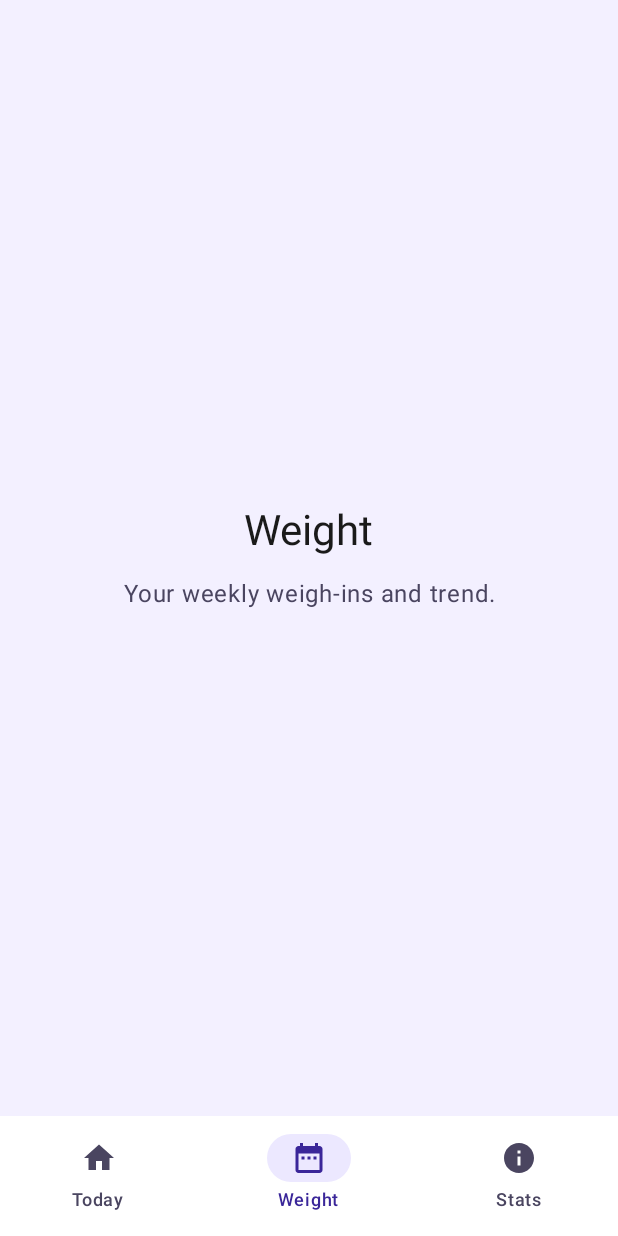
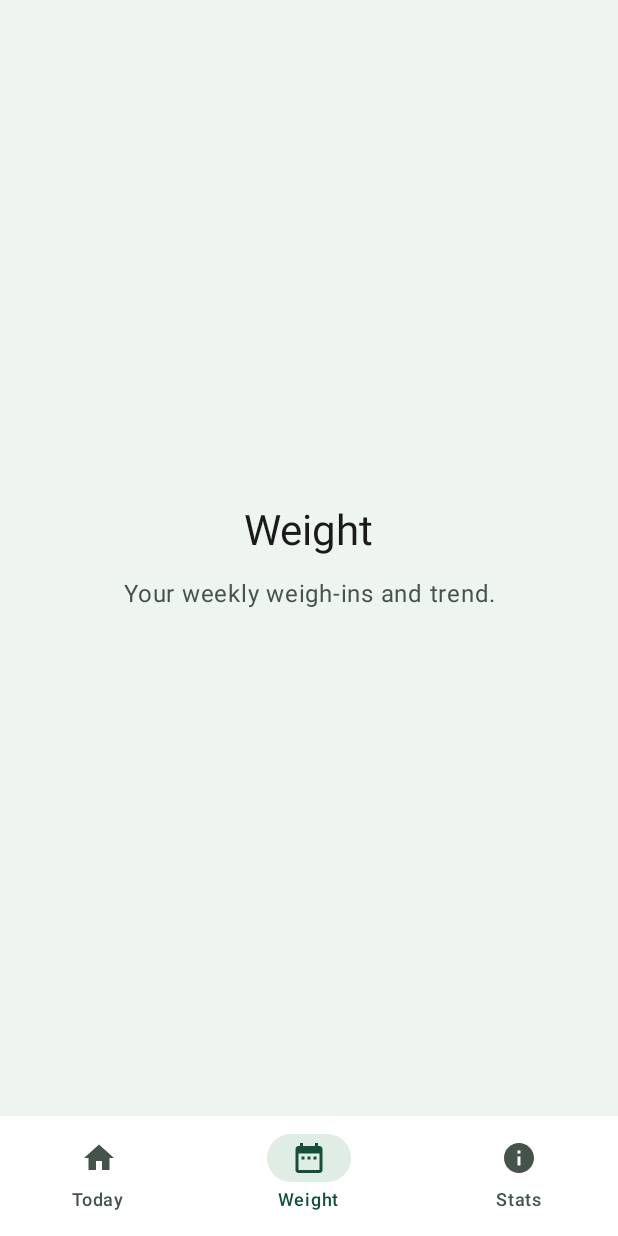
Before and after one commit to JGD-1/food-diary, an Android app built with Jetpack Compose: the screen it shows after launch (MainActivity), item 2 of the bottom bar chosen, on a phone screen of 412 x 824 dp. Run offline under Robolectric (Android 15) with nearby library versions, the phone set to English and light mode, and no system bars; our stand-ins replace Dagger/Hilt's generated code.

Commit message:
Switch colours to Forest green from the design review
Co-Authored-By: Claude Opus 5.5 (1M context) <noreply@anthropic.com>
Claude-Session: https://claude.ai/code/session_01F8kAQ18ZgF6gMMNY3564ib

```diff
--- a/app/src/main/res/values/themes.xml
+++ b/app/src/main/res/values/themes.xml
@@ -3,6 +3,6 @@
     <style name="Theme.FoodDiary" parent="android:Theme.Material.Light.NoActionBar">
         <item name="android:windowBackground">@color/background</item>
     </style>
-    <color name="background">#F3F0FF</color>
-    <color name="accent">#5B3FD9</color>
+    <color name="background">#EEF4EF</color>
+    <color name="accent">#1F6F50</color>
 </resources>
--- a/core/ui/src/main/kotlin/nl/guido/foodtracker/core/ui/Theme.kt
+++ b/core/ui/src/main/kotlin/nl/guido/foodtracker/core/ui/Theme.kt
@@ -6,20 +6,20 @@ import androidx.compose.runtime.Composable
 import androidx.compose.ui.graphics.Color
 
 /**
- * Colours from the chosen design (design canvas, top row).
+ * Colours: "Forest green", chosen in the design review (decisions.md, 9 Oct 2026).
  * One accent colour, and no red anywhere: even Material's "error" colour is the accent,
  * so nothing in the app ever reads as a warning.
  */
 object FoodColors {
-    val Accent = Color(0xFF5B3FD9)
-    val AccentStrong = Color(0xFF3A2699)   // text on soft accent backgrounds
-    val AccentSoft = Color(0xFFECE8FF)     // "Again" button, selected tab
-    val AccentTrack = Color(0xFFDCD5FF)    // empty part of the ring
-    val AccentOutline = Color(0xFFB9AEF0)  // dashed "Add dinner" outline
-    val Background = Color(0xFFF3F0FF)
-    val Surface = Color(0xFFFFFFFF)
+    val Accent = Color(0xFF1F6F50)         // buttons, ring, graphs
+    val AccentStrong = Color(0xFF164F39)   // text on tinted backgrounds
+    val AccentSoft = Color(0xFFE0EDE4)     // tint: "Again" chips, selected tab
+    val AccentTrack = Color(0xFFCFE2D5)    // empty part of the ring
+    val AccentOutline = Color(0xFF9CC4AA)  // dashed "Add dinner" outline
+    val Background = Color(0xFFEEF4EF)
+    val Surface = Color(0xFFFFFFFF)        // cards
     val Text = Color(0xFF1A1A1A)
-    val TextSecondary = Color(0xFF4A4560)
+    val TextSecondary = Color(0xFF45544B)
 }
 
 private val colors = lightColorScheme(
```
